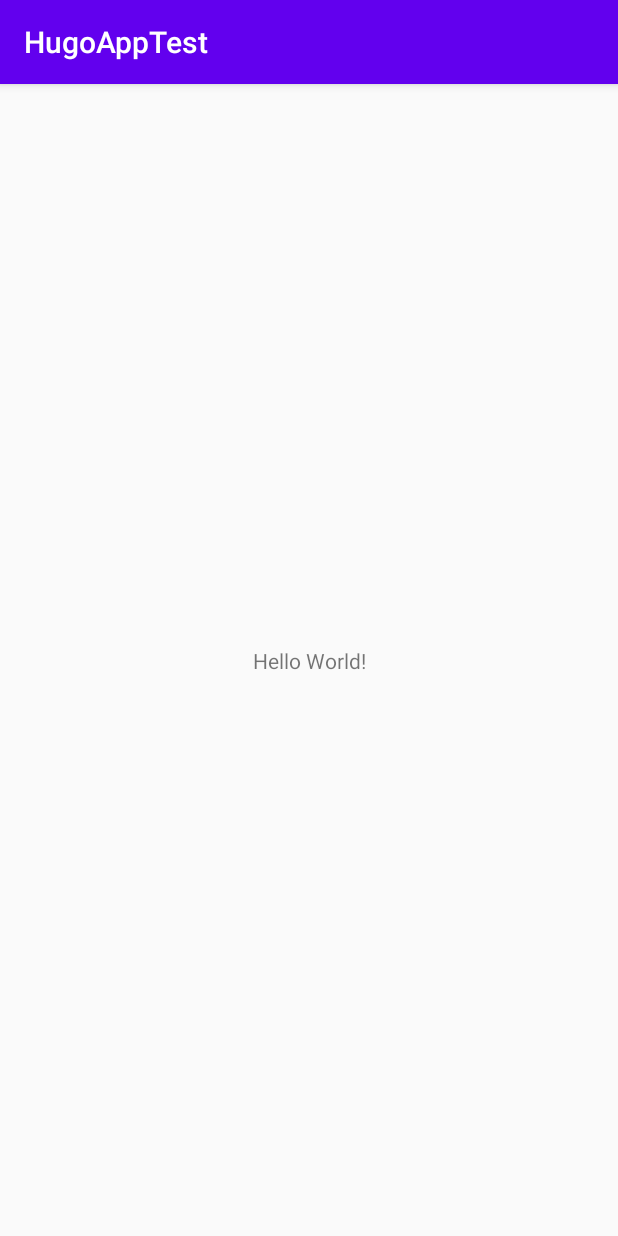
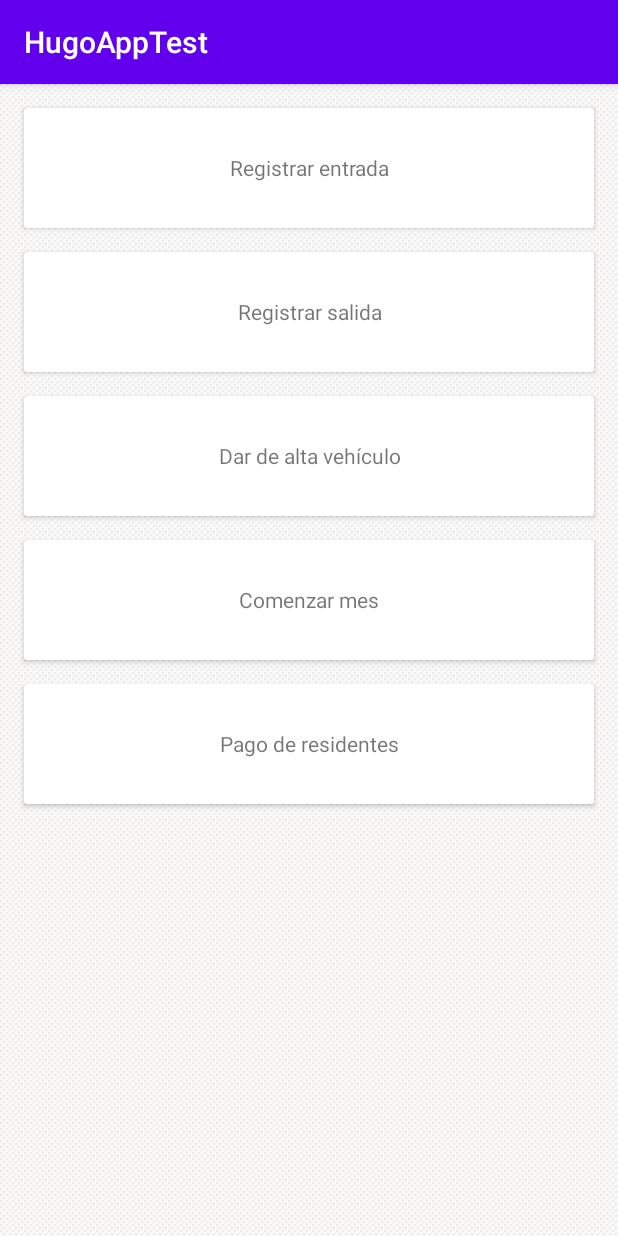
Before and after one commit to pack0hdz/android-developer-test, an Android app: the screen it shows after launch (MainActivity before the commit, HomeActivity after it), on a phone screen of 412 x 824 dp. Run offline under Robolectric (Android 15) with nearby library versions, the phone set to English and light mode, and no system bars; our stand-ins replace Dagger/Hilt's generated code, data binding.

```diff
--- a/app/build.gradle
+++ b/app/build.gradle
@@ -24,6 +24,18 @@ android {
             minifyEnabled false
             proguardFiles getDefaultProguardFile('proguard-android-optimize.txt'), 'proguard-rules.pro'
         }
+    }
+    compileOptions {
+        sourceCompatibility = 1.8
+        targetCompatibility = 1.8
+    }
+
+    androidExtensions {
+        experimental = true
+    }
+
+    dataBinding {
+        enabled = true
     }
 }
 
--- a/app/src/main/AndroidManifest.xml
+++ b/app/src/main/AndroidManifest.xml
@@ -10,7 +10,7 @@
         android:supportsRtl="true"
         android:name=".application.MainApplication"
         android:theme="@style/AppTheme">
-        <activity android:name=".MainActivity">
+        <activity android:name=".flow.home.HomeActivity">
             <intent-filter>
                 <action android:name="android.intent.action.MAIN" />
 
--- a/app/src/main/java/com/exam/hugoapptest/di/modules/HomeModule.kt
+++ b/app/src/main/java/com/exam/hugoapptest/di/modules/HomeModule.kt
@@ -1,5 +1,6 @@
 package com.exam.hugoapptest.di.modules
 
+import com.exam.hugoapptest.flow.home.fragments.OperationSelectionFragment
 import com.exam.hugoapptest.scopes.FragmentScope
 import dagger.Module
 import dagger.android.ContributesAndroidInjector
@@ -7,7 +8,7 @@ import dagger.android.ContributesAndroidInjector
 @Module
 abstract class HomeModule {
 
-    // @FragmentScope
-    // @ContributesAndroidInjector
-    // fun provides
+    @FragmentScope
+    @ContributesAndroidInjector
+    abstract fun providesSelectionOperation(): OperationSelectionFragment
 }
--- a/app/src/main/java/com/exam/hugoapptest/flow/home/fragments/HomeLauncherFragment.kt
+++ /dev/null
@@ -1,6 +0,0 @@
-package com.exam.hugoapptest.flow.home.fragments
-
-import com.exam.hugoapptest.base.BaseFragment
-
-class HomeLauncherFragment: BaseFragment() {
-}
--- /dev/null
+++ b/app/src/main/java/com/exam/hugoapptest/flow/home/fragments/OperationSelectionFragment.kt
@@ -0,0 +1,60 @@
+package com.exam.hugoapptest.flow.home.fragments
+
+import android.content.Context
+import android.os.Bundle
+import android.view.LayoutInflater
+import android.view.View
+import android.view.ViewGroup
+import com.exam.hugoapptest.base.BaseFragment
+import com.exam.hugoapptest.databinding.FragmentOperationSelectionBinding
+
+class OperationSelectionFragment: BaseFragment() {
+
+    private val binding: FragmentOperationSelectionBinding by lazy {
+        FragmentOperationSelectionBinding.inflate(layoutInflater)
+    }
+
+    private var listener: OperationListener? = null
+
+    override fun onAttach(context: Context) {
+        super.onAttach(context)
+        listener = context as? OperationListener
+    }
+
+    override fun onDetach() {
+        super.onDetach()
+        listener = null
+    }
+
+    override fun onCreateView(
+        inflater: LayoutInflater,
+        container: ViewGroup?,
+        savedInstanceState: Bundle?
+    ): View? {
+
+        return binding.root
+    }
+
+    override fun onActivityCreated(savedInstanceState: Bundle?) {
+        super.onActivityCreated(savedInstanceState)
+        initListener()
+    }
+
+    private fun initListener() {
+        binding.apply {
+            cardViewRegisterNewAccess.setOnClickListener {  }
+            cardViewRegisterExit.setOnClickListener {  }
+            cardViewCarRegister.setOnClickListener {  }
+            cardViewStartMonth.setOnClickListener {  }
+            cardViewResidentPayment.setOnClickListener {  }
+        }
+    }
+
+    interface OperationListener{
+        fun onRegisterNewAccess()
+        fun onRegisterExist()
+        fun onRegisterNewCar()
+        fun onStartMonth()
+        fun onPaymentResident()
+    }
+}
--- /dev/null
+++ b/app/src/main/java/com/exam/hugoapptest/flow/home/viewModel/HomeRegisterViewModel.kt
@@ -0,0 +1,9 @@
+package com.exam.hugoapptest.flow.home.viewModel
+
+import com.exam.hugoapptest.base.BaseViewModel
+import javax.inject.Inject
+
+class HomeRegisterViewModel @Inject constructor(
+) : BaseViewModel()  {
+
+}
--- a/app/src/main/res/layout/fragment_launcher.xml
+++ /dev/null
@@ -1,4 +0,0 @@
-<?xml version="1.0" encoding="utf-8"?>
-<FrameLayout xmlns:android="http://schemas.android.com/apk/res/android"
-    android:layout_width="match_parent"
-    android:layout_height="match_parent" />
--- /dev/null
+++ b/app/src/main/res/layout/fragment_operation_selection.xml
@@ -0,0 +1,104 @@
+<?xml version="1.0" encoding="utf-8"?>
+<layout xmlns:android="http://schemas.android.com/apk/res/android"
+    xmlns:app="http://schemas.android.com/apk/res-auto"
+    xmlns:tools="http://schemas.android.com/tools">
+
+    <androidx.constraintlayout.widget.ConstraintLayout
+        android:layout_width="match_parent"
+        android:layout_height="match_parent"
+        android:background="@drawable/background">
+
+        <androidx.cardview.widget.CardView
+            android:id="@+id/cardView_register_new_access"
+            android:layout_width="match_parent"
+            android:layout_height="80dp"
+            android:layout_marginStart="16dp"
+            android:layout_marginTop="16dp"
+            android:layout_marginEnd="16dp"
+            app:layout_constraintEnd_toEndOf="parent"
+            app:layout_constraintStart_toStartOf="parent"
+            app:layout_constraintTop_toTopOf="parent">
+
+            <TextView
+                android:layout_width="match_parent"
+                android:layout_height="match_parent"
+                android:foreground="?android:attr/selectableItemBackground"
+                android:gravity="center"
+                android:text="@string/fragment_home_register_new_access" />
+
+        </androidx.cardview.widget.CardView>
+
+        <androidx.cardview.widget.CardView
+            android:id="@+id/cardView_register_exit"
+            android:layout_width="0dp"
+            android:layout_height="80dp"
+            android:layout_marginTop="16dp"
+            app:layout_constraintEnd_toEndOf="@+id/cardView_register_new_access"
+            app:layout_constraintHorizontal_bias="0.0"
+            app:layout_constraintStart_toStartOf="@+id/cardView_register_new_access"
+            app:layout_constraintTop_toBottomOf="@+id/cardView_register_new_access">
+
+            <TextView
+                android:layout_width="match_parent"
+                android:layout_height="match_parent"
+                android:foreground="?android:attr/selectableItemBackground"
+                android:gravity="center"
+                android:text="@string/fragment_home_register_exit" />
+
+        </androidx.cardview.widget.CardView>
+
+        <androidx.cardview.widget.CardView
+            android:id="@+id/cardView_car_register"
+            android:layout_width="0dp"
+            android:layout_height="80dp"
+            android:layout_marginTop="16dp"
+            app:layout_constraintEnd_toEndOf="@+id/cardView_register_exit"
+            app:layout_constraintStart_toStartOf="@+id/cardView_register_exit"
+            app:layout_constraintTop_toBottomOf="@+id/cardView_register_exit">
+
+            <TextView
+                android:layout_width="match_parent"
+                android:layout_height="match_parent"
+                android:foreground="?android:attr/selectableItemBackground"
+                android:gravity="center"
+                android:text="@string/fragment_home_register_new_car_register" />
+
+        </androidx.cardview.widget.CardView>
+
+        <androidx.cardview.widget.CardView
+            android:id="@+id/cardView_start_month"
+            android:layout_width="0dp"
+            android:layout_height="80dp"
+            android:layout_marginTop="16dp"
+            app:layout_constraintEnd_toEndOf="@+id/cardView_car_register"
+            app:layout_constraintStart_toStartOf="@+id/cardView_car_register"
+            app:layout_constraintTop_toBottomOf="@+id/cardView_car_register">
+
+            <TextView
+                android:layout_width="match_parent"
+                android:layout_height="match_parent"
+                android:foreground="?android:attr/selectableItemBackground"
+                android:gravity="center"
+                android:text="@string/fragment_home_start_month" />
+
+        </androidx.cardview.widget.CardView>
+
+        <androidx.cardview.widget.CardView
+            android:id="@+id/cardView_resident_payment"
+            android:layout_width="0dp"
+            android:layout_height="80dp"
+            android:layout_marginTop="16dp"
+            app:layout_constraintEnd_toEndOf="@+id/cardView_start_month"
+            app:layout_constraintStart_toStartOf="@+id/cardView_start_month"
+            app:layout_constraintTop_toBottomOf="@+id/cardView_start_month">
+
+            <TextView
+                android:layout_width="match_parent"
+                android:layout_height="match_parent"
+                android:foreground="?android:attr/selectableItemBackground"
+                android:gravity="center"
+                android:text="@string/fragment_home_resident_payment" />
+        </androidx.cardview.widget.CardView>
+
+    </androidx.constraintlayout.widget.ConstraintLayout>
+</layout>
--- a/app/src/main/res/navigation/home_navigation.xml
+++ b/app/src/main/res/navigation/home_navigation.xml
@@ -3,12 +3,12 @@
     xmlns:app="http://schemas.android.com/apk/res-auto"
     xmlns:tools="http://schemas.android.com/tools"
     android:id="@+id/home_navigation"
-    app:startDestination="@id/launcher_fragment">
+    app:startDestination="@id/operation_selection_fragment">
 
     <fragment
-        android:id="@+id/launcher_fragment"
-        android:name="com.exam.hugoapptest.flow.home.fragments.HomeLauncherFragment"
+        android:id="@+id/operation_selection_fragment"
+        android:name="com.exam.hugoapptest.flow.home.fragments.OperationSelectionFragment"
         android:label="HomeFragment"
-        tools:layout="@layout/fragment_launcher" />
+        tools:layout="@layout/fragment_operation_selection" />
 
 </navigation>
--- a/app/src/main/res/values/strings.xml
+++ b/app/src/main/res/values/strings.xml
@@ -1,3 +1,10 @@
 <resources>
     <string name="app_name">HugoAppTest</string>
+
+    <string name="fragment_home_register_new_access">Registrar entrada</string>
+    <string name="fragment_home_register_exit">Registrar salida</string>
+    <string name="fragment_home_register_new_car_register">Dar de alta vehículo</string>
+    <string name="fragment_home_start_month">Comenzar mes</string>
+    <string name="fragment_home_resident_payment">Pago de residentes</string>
+
 </resources>
```
